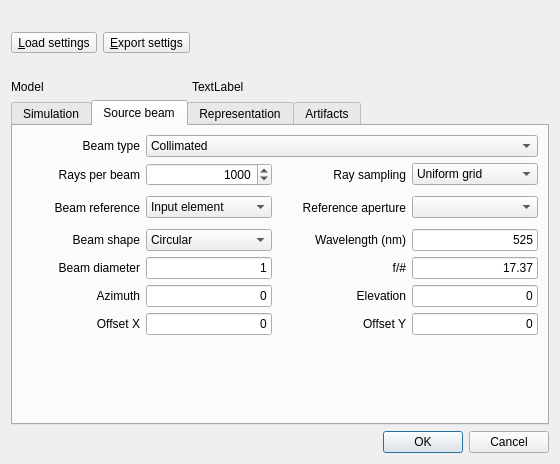
Qt form RZGUI/SimulationPropertiesDialog.ui (HARMONI-CAB/RayZaler) before a commit.
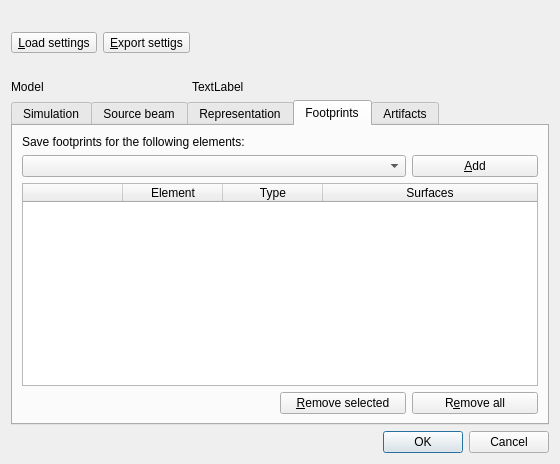
The same form after that commit.

Commit message: WIP: Add footprint chooser tab

Patch:
```diff
--- a/RZGUI/SimulationPropertiesDialog.ui
+++ b/RZGUI/SimulationPropertiesDialog.ui
@@ -98,7 +98,7 @@
    <item row="2" column="0" rowspan="2" colspan="3">
     <widget class="QTabWidget" name="tabWidget">
      <property name="currentIndex">
-      <number>1</number>
+      <number>3</number>
      </property>
      <widget class="QWidget" name="tab_2">
       <attribute name="title">
@@ -877,6 +877,99 @@
        </item>
       </layout>
      </widget>
+     <widget class="QWidget" name="tab">
+      <attribute name="title">
+       <string>Footprints</string>
+      </attribute>
+      <layout class="QGridLayout" name="gridLayout_4">
+       <item row="0" column="0" colspan="3">
+        <widget class="QLabel" name="label_17">
+         <property name="text">
+          <string>Save footprints for the following elements:</string>
+         </property>
+        </widget>
+       </item>
+       <item row="2" column="0" colspan="4">
+        <widget class="QTableWidget" name="footprintTable">
+         <property name="selectionBehavior">
+          <enum>QAbstractItemView::SelectRows</enum>
+         </property>
+         <attribute name="horizontalHeaderVisible">
+          <bool>true</bool>
+         </attribute>
+         <attribute name="horizontalHeaderStretchLastSection">
+          <bool>true</bool>
+         </attribute>
+         <attribute name="verticalHeaderVisible">
+          <bool>false</bool>
+         </attribute>
+         <attribute name="verticalHeaderMinimumSectionSize">
+          <number>24</number>
+         </attribute>
+         <attribute name="verticalHeaderDefaultSectionSize">
+          <number>24</number>
+         </attribute>
+         <column>
+          <property name="text">
+           <string/>
+          </property>
+         </column>
+         <column>
+          <property name="text">
+           <string>Element</string>
+          </property>
+         </column>
+         <column>
+          <property name="text">
+           <string>Type</string>
+          </property>
+         </column>
+         <column>
+          <property name="text">
+           <string>Surfaces</string>
+          </property>
+         </column>
+        </widget>
+       </item>
+       <item row="3" column="2">
+        <widget class="QPushButton" name="removeFootprintButton">
+         <property name="text">
+          <string>&amp;Remove selected</string>
+         </property>
+        </widget>
+       </item>
+       <item row="3" column="3">
+        <widget class="QPushButton" name="removeAllFootprintsButton">
+         <property name="text">
+          <string>R&amp;emove all</string>
+         </property>
+        </widget>
+       </item>
+       <item row="1" column="3">
+        <widget class="QPushButton" name="addFootprintButton">
+         <property name="text">
+          <string>&amp;Add</string>
+         </property>
+        </widget>
+       </item>
+       <item row="1" column="0" colspan="3">
+        <widget class="QComboBox" name="opticalElementCombo"/>
+       </item>
+       <item row="3" column="0" colspan="2">
+        <spacer name="horizontalSpacer_3">
+         <property name="orientation">
+          <enum>Qt::Horizontal</enum>
+         </property>
+         <property name="sizeHint" stdset="0">
+          <size>
+           <width>40</width>
+           <height>20</height>
+          </size>
+         </property>
+        </spacer>
+       </item>
+      </layout>
+     </widget>
      <widget class="QWidget" name="tab_4">
       <attribute name="title">
        <string>Artifacts</string>
```
The commit also changes 21 other files.
